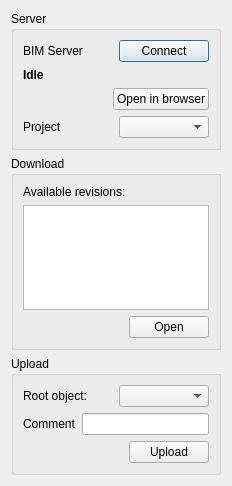
Before: the Qt Designer form src/Mod/BIM/Resources/ui/BimServerTaskPanel.ui in southseact-3d/fcd, drawn with Qt 5.
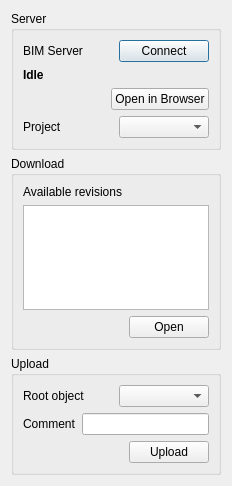
After: the same form once the commit is applied.

```diff
--- a/src/Mod/BIM/Resources/ui/BimServerTaskPanel.ui
+++ b/src/Mod/BIM/Resources/ui/BimServerTaskPanel.ui
@@ -76,7 +76,7 @@
         <item>
          <widget class="QPushButton" name="buttonBrowser">
           <property name="text">
-           <string>Open in browser</string>
+           <string>Open in Browser</string>
           </property>
          </widget>
         </item>
@@ -112,7 +112,7 @@
       <item>
        <widget class="QLabel" name="label_3">
         <property name="text">
-         <string>Available revisions:</string>
+         <string>Available revisions</string>
         </property>
        </widget>
       </item>
@@ -161,7 +161,7 @@
         <item>
          <widget class="QLabel" name="label_5">
           <property name="text">
-           <string>Root object:</string>
+           <string>Root object</string>
           </property>
          </widget>
         </item>
```
Left out of the diff: 4 changed lines with no effect on the pictures.
